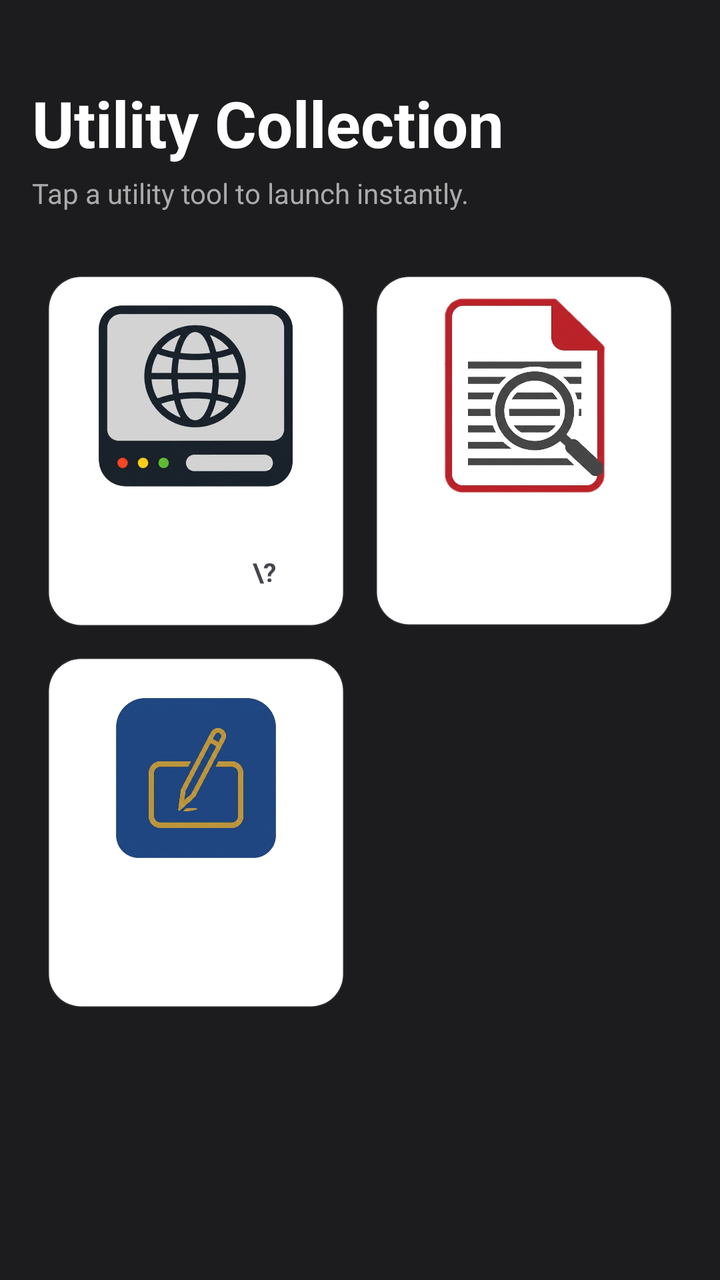
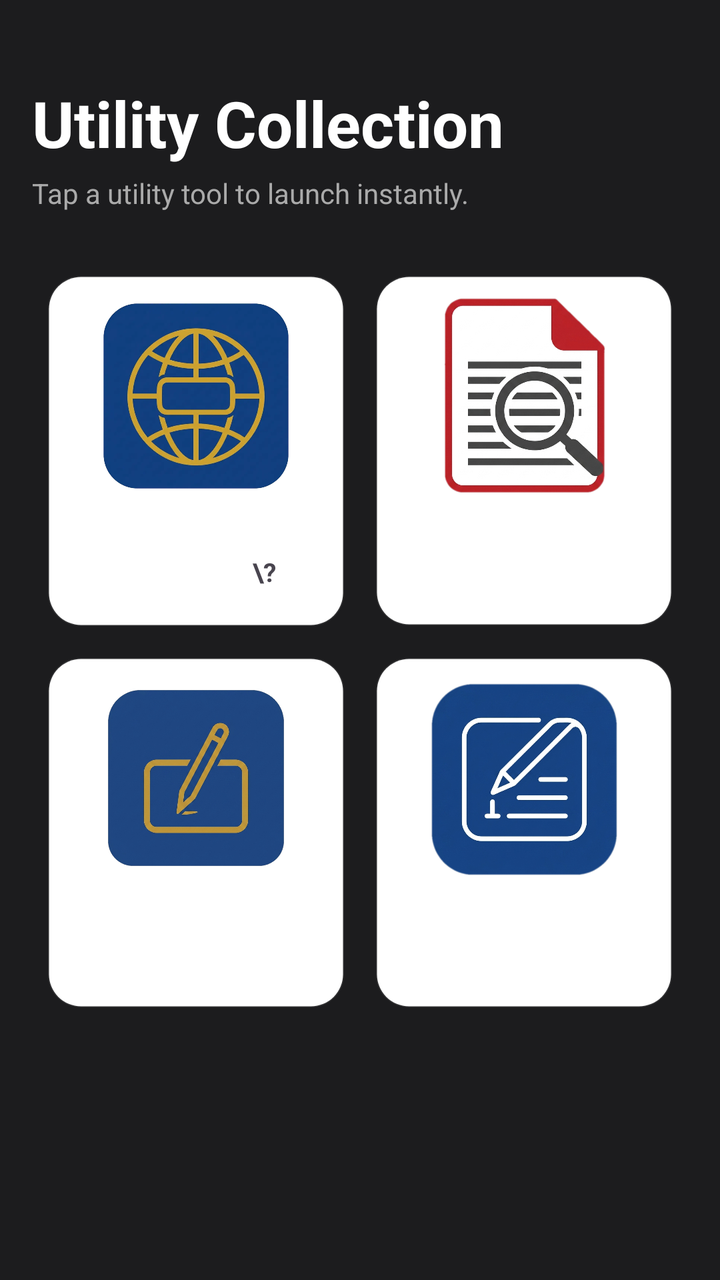

Compare the two renders of this Android layout. The source of the first and the diff that turns it into the second are given below.
<!-- AndroidManifest.xml: activity theme Theme.OwnPhotoONWall.Translucent -->
<!-- res/layout/activity_utilities_gallery.xml -->
<?xml version="1.0" encoding="utf-8"?>
<LinearLayout xmlns:android="http://schemas.android.com/apk/res/android"
    android:id="@+id/utilitiesGalleryRoot"
    android:layout_width="match_parent"
    android:layout_height="match_parent"
    android:orientation="vertical"
    android:padding="16dp"
    android:background="#1C1C1E"
    android:fitsSystemWindows="true">

    <TextView
        android:id="@+id/tvUtilitiesTitle"
        android:layout_width="match_parent"
        android:layout_height="wrap_content"
        android:text="Utility Collection"
        android:textSize="32sp"
        android:textStyle="bold"
        android:textColor="#FFFFFF"
        android:layout_marginBottom="4dp"
        android:layout_marginTop="24dp" />

    <TextView
        android:id="@+id/tvUtilitiesSubtitle"
        android:layout_width="match_parent"
        android:layout_height="wrap_content"
        android:text="Tap a utility tool to launch instantly."
        android:textSize="14sp"
        android:textColor="#AAAAAA"
        android:layout_marginBottom="24dp" />

    <ScrollView
        android:layout_width="match_parent"
        android:layout_height="match_parent"
        android:scrollbars="none">

        <GridLayout
            android:layout_width="match_parent"
            android:layout_height="wrap_content"
            android:columnCount="2"
            android:alignmentMode="alignMargins">

            
            <LinearLayout
                android:id="@+id/cardPrivateBrowser"
                android:layout_width="0dp"
                android:layout_height="wrap_content"
                android:layout_columnWeight="1"
                android:orientation="vertical"
                android:background="@drawable/bg_gallery_card"
                android:clipToOutline="true"
                android:layout_margin="8dp"
                android:elevation="2dp"
                android:clickable="true"
                android:focusable="true">
                <FrameLayout
                    android:layout_width="match_parent"
                    android:layout_height="120dp">
                    <ImageView
                        android:id="@+id/ivBrowserPreview"
                        android:layout_width="100dp"
                        android:layout_height="100dp"
                        android:layout_gravity="center"
                        android:scaleType="fitCenter"
                        android:src="@drawable/privatebrowser_icon" />
                </FrameLayout>
                <View
                    android:id="@+id/divPrivateBrowser"
                    android:layout_width="match_parent"
                    android:layout_height="1dp" />
                <LinearLayout
                    android:layout_width="match_parent"
                    android:layout_height="wrap_content"
                    android:orientation="horizontal"
                    android:gravity="center"
                    android:padding="16dp">
                    <TextView
                        android:id="@+id/textPrivateBrowser"
                        android:layout_width="wrap_content"
                        android:layout_height="wrap_content"
                        android:text="Browser"
                        android:textSize="16sp"
                        android:textStyle="bold"
                        android:textColor="#FFFFFF" />
                    <TextView
                        android:id="@+id/btnBrowserHelp"
                        android:layout_width="22dp"
                        android:layout_height="22dp"
                        android:layout_marginStart="8dp"
                        android:text="\?"
                        android:textSize="13sp"
                        android:textStyle="bold"
                        android:gravity="center"
                        android:clickable="true"
                        android:focusable="true" />
                </LinearLayout>
            </LinearLayout>

            
            <LinearLayout
                android:id="@+id/cardDocReader"
                android:layout_width="0dp"
                android:layout_height="wrap_content"
                android:layout_columnWeight="1"
                android:orientation="vertical"
                android:background="@drawable/bg_gallery_card"
                android:clipToOutline="true"
                android:layout_margin="8dp"
                android:elevation="2dp"
                android:clickable="true"
                android:focusable="true">
                <FrameLayout
                    android:layout_width="match_parent"
                    android:layout_height="120dp">
                    <ImageView
                        android:id="@+id/ivDocReaderPreview"
                        android:layout_width="100dp"
                        android:layout_height="100dp"
                        android:layout_gravity="center"
                        android:scaleType="fitCenter"
                        android:src="@drawable/docread_icon" />
                </FrameLayout>
                <View
                    android:id="@+id/divDocReader"
                    android:layout_width="match_parent"
                    android:layout_height="1dp" />
                <TextView
                    android:id="@+id/textDocReader"
                    android:layout_width="match_parent"
                    android:layout_height="wrap_content"
                    android:text="Doc Reader"
                    android:textSize="16sp"
                    android:textStyle="bold"
                    android:gravity="center"
                    android:padding="16dp"
                    android:textColor="#FFFFFF" />
            </LinearLayout>

            
            <LinearLayout
                android:id="@+id/cardSlate"
                android:layout_width="0dp"
                android:layout_height="wrap_content"
                android:layout_columnWeight="1"
                android:orientation="vertical"
                android:background="@drawable/bg_gallery_card"
                android:clipToOutline="true"
                android:layout_margin="8dp"
                android:elevation="2dp"
                android:clickable="true"
                android:focusable="true">
                <FrameLayout
                    android:layout_width="match_parent"
                    android:layout_height="120dp">
                    
                    <ImageView
                        android:id="@+id/ivSlatePreview"
                        android:layout_width="100dp"
                        android:layout_height="100dp"
                        android:layout_gravity="center"
                        android:scaleType="fitCenter"
                        android:src="@drawable/slate_icon" />
                </FrameLayout>
                <View
                    android:id="@+id/divSlate"
                    android:layout_width="match_parent"
                    android:layout_height="1dp" />
                <TextView
                    android:id="@+id/textSlate"
                    android:layout_width="match_parent"
                    android:layout_height="wrap_content"
                    android:text="Slate"
                    android:textSize="16sp"
                    android:textStyle="bold"
                    android:gravity="center"
                    android:padding="16dp"
                    android:textColor="#FFFFFF" />
            </LinearLayout>

        </GridLayout>
    </ScrollView>
</LinearLayout>
<!-- resources referenced by this layout -->
<resources>
  <!-- drawable bg_gallery_card (drawable) -->
  <?xml version="1.0" encoding="utf-8"?>
  <shape xmlns:android="http://schemas.android.com/apk/res/android"
      android:shape="rectangle">
  
      
      <corners android:radius="16dp"/>
  
      
      <stroke
          android:width="1dp"
          android:color="#1AFFFFFF" />
  
      
      <solid android:color="#FFFFFF" />
  </shape>
  <!-- drawable docread_icon: webp bitmap (drawable, 197606 bytes) -->
  <!-- drawable privatebrowser_icon: webp bitmap (drawable, 14706 bytes) -->
  <!-- drawable slate_icon: png bitmap (drawable, 483417 bytes) -->
  <style name="Theme.OwnPhotoONWall.Translucent" parent="Theme.OwnPhotoONWall">
          <item name="android:windowIsTranslucent">true</item>
          <item name="android:windowBackground">@android:color/transparent</item>
          <item name="android:windowAnimationStyle">@null</item>
      </style>
  <style name="Theme.OwnPhotoONWall" parent="Base.Theme.OwnPhotoONWall" />
  <style name="Base.Theme.OwnPhotoONWall" parent="Theme.Material3.DayNight.NoActionBar">
          <item name="android:windowActivityTransitions">true</item>
          <item name="android:windowContentTransitions">true</item>
      </style>
</resources>

<!-- the commit's change to res/layout/activity_utilities_gallery.xml (unified diff, before → after) -->
@@ -154,8 +154,8 @@
                     
                     <ImageView
                         android:id="@+id/ivSlatePreview"
-                        android:layout_width="100dp"
-                        android:layout_height="100dp"
+                        android:layout_width="110dp"
+                        android:layout_height="110dp"
                         android:layout_gravity="center"
                         android:scaleType="fitCenter"
                         android:src="@drawable/slate_icon" />
@@ -176,6 +176,47 @@
                     android:textColor="#FFFFFF" />
             </LinearLayout>
 
+            
+            <LinearLayout
+                android:id="@+id/cardTextPad"
+                android:layout_width="0dp"
+                android:layout_height="wrap_content"
+                android:layout_columnWeight="1"
+                android:orientation="vertical"
+                android:background="@drawable/bg_gallery_card"
+                android:clipToOutline="true"
+                android:layout_margin="8dp"
+                android:elevation="2dp"
+                android:clickable="true"
+                android:focusable="true">
+                <FrameLayout
+                    android:layout_width="match_parent"
+                    android:layout_height="120dp">
+                    
+                    <ImageView
+                        android:id="@+id/ivTextPadPreview"
+                        android:layout_width="100dp"
+                        android:layout_height="100dp"
+                        android:layout_gravity="center"
+                        android:scaleType="fitCenter"
+                        android:src="@drawable/textpad_icon" />
+                </FrameLayout>
+                <View
+                    android:id="@+id/divTextPad"
+                    android:layout_width="match_parent"
+                    android:layout_height="1dp" />
+                <TextView
+                    android:id="@+id/textTextPad"
+                    android:layout_width="match_parent"
+                    android:layout_height="wrap_content"
+                    android:text="Text Pad"
+                    android:textSize="16sp"
+                    android:textStyle="bold"
+                    android:gravity="center"
+                    android:padding="16dp"
+                    android:textColor="#FFFFFF" />
+            </LinearLayout>
+
         </GridLayout>
     </ScrollView>
 </LinearLayout>
<!-- resource entries referenced after the edit -->
@@ -17,8 +17,9 @@
       <solid android:color="#FFFFFF" />
   </shape>
   <!-- drawable docread_icon: webp bitmap (drawable, 197606 bytes) -->
-  <!-- drawable privatebrowser_icon: webp bitmap (drawable, 14706 bytes) -->
+  <!-- drawable privatebrowser_icon: webp bitmap (drawable, 26464 bytes) -->
   <!-- drawable slate_icon: png bitmap (drawable, 483417 bytes) -->
+  <!-- drawable textpad_icon: png bitmap (drawable, 367241 bytes) -->
   <style name="Theme.OwnPhotoONWall.Translucent" parent="Theme.OwnPhotoONWall">
           <item name="android:windowIsTranslucent">true</item>
           <item name="android:windowBackground">@android:color/transparent</item>
